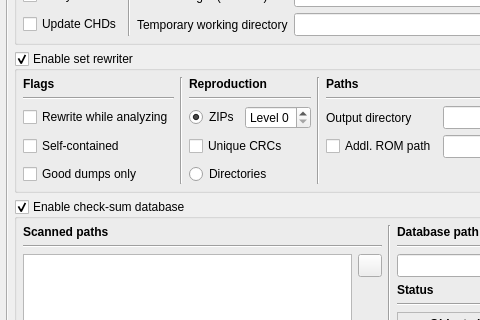
The window that romalyzer.ui (qmc2/qmc2-mame-fe) describes before a commit, drawn with Qt 5; both pictures show x 0 to 480 and y 289 to 609 of the 667 by 775 pixel window.
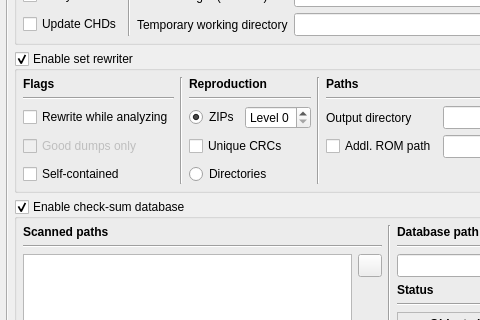
The same window after the commit. The open tabs and pages were chosen to show the change. Icons and pictures are not drawn.

Commit message: imp: ROMAlyzer: changed the tool-tip for the "good dumps only" setting to correctly document what this option is *really* good for :)

```diff
--- a/romalyzer.ui
+++ b/romalyzer.ui
@@ -447,22 +447,6 @@
                   </property>
                  </widget>
                 </item>
-                <item row="3" column="0">
-                 <widget class="QCheckBox" name="checkBoxSetRewriterSelfContainedSets">
-                  <property name="sizePolicy">
-                   <sizepolicy hsizetype="Fixed" vsizetype="Fixed">
-                    <horstretch>0</horstretch>
-                    <verstretch>0</verstretch>
-                   </sizepolicy>
-                  </property>
-                  <property name="toolTip">
-                   <string>Create sets that do not need parent sets (otherwise create merged sets, which is recommended)</string>
-                  </property>
-                  <property name="text">
-                   <string>Self-contained</string>
-                  </property>
-                 </widget>
-                </item>
                 <item row="2" column="0">
                  <widget class="QCheckBox" name="checkBoxSetRewriterWhileAnalyzing">
                   <property name="sizePolicy">
@@ -572,16 +556,6 @@
                   </property>
                  </widget>
                 </item>
-                <item row="4" column="0">
-                 <widget class="QCheckBox" name="checkBoxSetRewriterGoodDumpsOnly">
-                  <property name="toolTip">
-                   <string>Rewrite dumps only when they are 'good' (otherwise, 'bad' dumps will be included)</string>
-                  </property>
-                  <property name="text">
-                   <string>Good dumps only</string>
-                  </property>
-                 </widget>
-                </item>
                 <item row="1" column="4" colspan="3">
                  <widget class="Line" name="line_13">
                   <property name="orientation">
@@ -596,6 +570,29 @@
                   </property>
                  </widget>
                 </item>
+                <item row="4" column="0">
+                 <widget class="QCheckBox" name="checkBoxSetRewriterSelfContainedSets">
+                  <property name="toolTip">
+                   <string>Create sets that do not need parent sets (otherwise create merged sets, which is recommended)</string>
+                  </property>
+                  <property name="text">
+                   <string>Self-contained</string>
+                  </property>
+                 </widget>
+                </item>
+                <item row="3" column="0">
+                 <widget class="QCheckBox" name="checkBoxSetRewriterGoodDumpsOnly">
+                  <property name="enabled">
+                   <bool>false</bool>
+                  </property>
+                  <property name="toolTip">
+                   <string>Automatically rewrite sets only when all their dumps are 'good'</string>
+                  </property>
+                  <property name="text">
+                   <string>Good dumps only</string>
+                  </property>
+                 </widget>
+                </item>
                </layout>
               </item>
              </layout>
```
Left out of the diff: 18 changed lines with no effect on the pictures. The commit also changes 12 other files.
